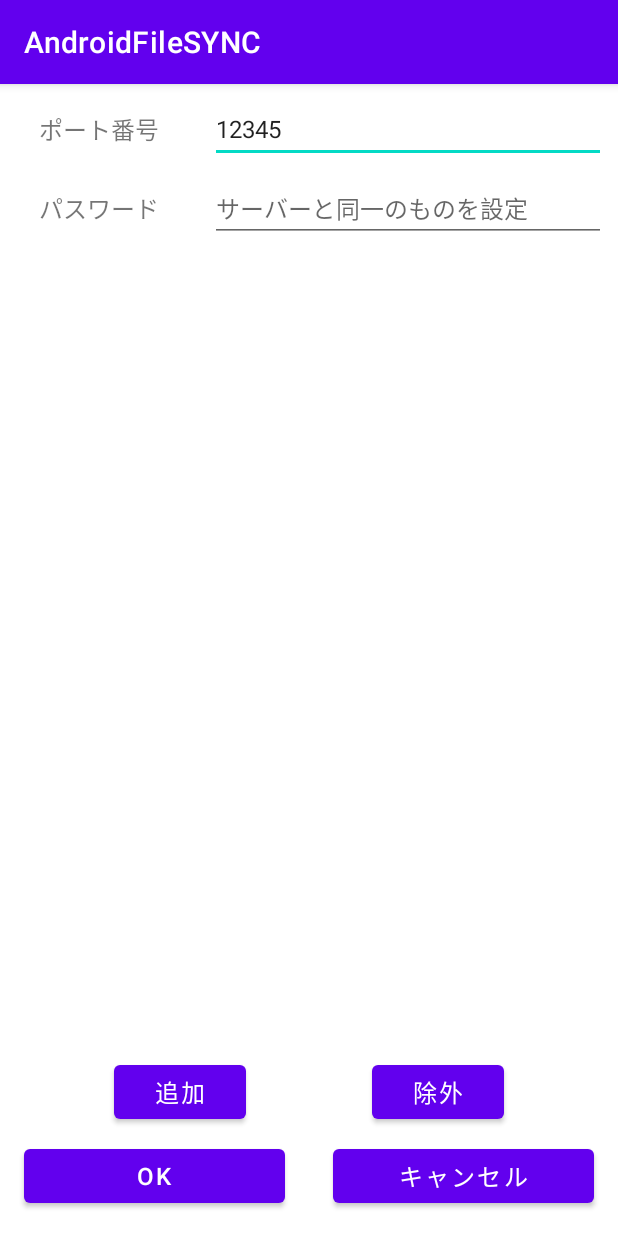
After one commit to sea314/AndroidFileSYNC, an Android app: the SettingActivity screen opened directly, with no data from a screen before it, on a phone screen of 412 x 824 dp. The commit adds this screen. Run offline under Robolectric (Android 15) with nearby library versions, the phone set to English and light mode, and no system bars.

Commit message:
設定画面を独立化

```diff
--- /dev/null
+++ b/Client/app/src/main/java/jp/ac/titech/itpro/sdl/androidfilesync/SettingActivity.java
@@ -0,0 +1,106 @@
+package jp.ac.titech.itpro.sdl.androidfilesync;
+
+import androidx.activity.result.ActivityResultLauncher;
+import androidx.activity.result.contract.ActivityResultContracts;
+import androidx.appcompat.app.AppCompatActivity;
+
+import android.app.Activity;
+import android.content.ClipData;
+import android.content.Context;
+import android.content.Intent;
+import android.net.Uri;
+import android.os.Bundle;
+import android.util.Log;
+import android.view.View;
+import android.widget.EditText;
+import android.widget.ListView;
+
+import java.util.ArrayList;
+
+public class SettingActivity extends AppCompatActivity {
+    private final static String TAG = SettingActivity.class.getSimpleName();
+    private final static String KEY_PORT = "KEY_PORT";
+    private final static String KEY_PASSWORD = "KEY_PASSWORD";
+    private EditText portEdit;
+    private EditText passwordEdit;
+    private ListView backupList;
+    private Config config = new Config();
+
+    ActivityResultLauncher<Intent> selectBackupDirectoryActivity = registerForActivityResult(new ActivityResultContracts.StartActivityForResult(),
+            result -> {
+                if (result.getResultCode() == Activity.RESULT_OK) {
+                    Intent intent = result.getData();
+                    ClipData clipData = intent.getClipData();
+                    ArrayList<Uri> uris = new ArrayList<>();
+
+                    if (clipData == null) {  // single selection
+                        uris.add(intent.getData());
+                    } else {  // multiple selection
+                        for (int i = 0; i < clipData.getItemCount(); i++) {
+                            uris.add(clipData.getItemAt(i).getUri());
+                        }
+                    }
+                }
+            });
+
+    @Override
+    protected void onCreate(Bundle savedInstanceState) {
+        super.onCreate(savedInstanceState);
+        setContentView(R.layout.activity_setting);
+        config.Load(getApplicationContext());
+
+        portEdit = findViewById(R.id.port_edit);
+        passwordEdit = findViewById(R.id.password_edit);
+        backupList = findViewById(R.id.backup_list);
+
+        if (savedInstanceState != null) {
+            portEdit.setText(savedInstanceState.getString(KEY_PORT));
+            passwordEdit.setText(savedInstanceState.getString(KEY_PASSWORD));
+        }
+        else{
+            portEdit.setText(String.valueOf(config.port));
+
+            if(config.passwordDigest.equals("")){
+                passwordEdit.setText("");
+            }
+            else{
+                passwordEdit.setText("****");
+            }
+        }
+    }
+
+    public void onClickAddBackup(View v){
+        Log.d(TAG, "onClickAddBackup in " + Thread.currentThread());
+    }
+
+    public void onClickDeleteBackup(View v){
+        Log.d(TAG, "onClickDeleteBackup in " + Thread.currentThread());
+    }
+
+    public void onClickOK(View v) {
+        Log.d(TAG, "onClickOK in " + Thread.currentThread());
+        config.port = Integer.parseInt(portEdit.getText().toString());
+
+        String password = passwordEdit.getText().toString();
+        if(!password.equals("****")){
+            config.passwordDigest = Encryption.sha256EncodeToString(password);
+        }
+        finish();
+    }
+
+    public void onClickCancel(View v) {
+        Log.d(TAG, "onClickCancel in " + Thread.currentThread());
+        finish();
+    }
+
+    protected void onSaveInstanceState(Bundle outState) {
+        super.onSaveInstanceState(outState);
+        outState.putString(KEY_PORT, portEdit.getText().toString());
+        outState.putString(KEY_PASSWORD, passwordEdit.getText().toString());
+    }
+
+    public static void startSettingActivity(Context context){
+        Intent intent = new Intent(context, SettingActivity.class);
+        context.startActivity(intent);
+    }
+}
--- /dev/null
+++ b/Client/app/src/main/res/layout/activity_setting.xml
@@ -0,0 +1,139 @@
+<?xml version="1.0" encoding="utf-8"?>
+<androidx.constraintlayout.widget.ConstraintLayout xmlns:android="http://schemas.android.com/apk/res/android"
+    xmlns:app="http://schemas.android.com/apk/res-auto"
+    xmlns:tools="http://schemas.android.com/tools"
+    android:layout_width="match_parent"
+    android:layout_height="match_parent"
+    tools:context=".SettingActivity">
+
+
+    <TextView
+        android:id="@+id/port_view"
+        android:layout_width="0dp"
+        android:layout_height="0dp"
+        android:gravity="center"
+        android:textSize="16sp"
+        app:layout_constraintHorizontal_weight="1"
+        app:layout_constraintStart_toStartOf="parent"
+        app:layout_constraintEnd_toStartOf="@+id/port_edit"
+        app:layout_constraintTop_toTopOf="@+id/port_edit"
+        app:layout_constraintBottom_toBottomOf="@+id/port_edit"
+        android:text="@string/port_view_label"
+        />
+    <EditText
+        android:id="@+id/port_edit"
+        android:layout_width="0dp"
+        android:layout_height="wrap_content"
+        android:layout_margin="8dp"
+        android:inputType="number"
+        android:hint="@string/port_edit_label"
+        android:autofillHints=""
+        android:textSize="16sp"
+        app:layout_constraintHorizontal_weight="2"
+        app:layout_constraintHorizontal_chainStyle="packed"
+        app:layout_constraintStart_toEndOf="@+id/port_view"
+        app:layout_constraintEnd_toEndOf="parent"
+        app:layout_constraintTop_toTopOf="parent"
+        />
+
+    <TextView
+        android:id="@+id/password_view"
+        android:layout_width="0dp"
+        android:layout_height="0dp"
+        android:gravity="center"
+        android:textSize="16sp"
+        app:layout_constraintHorizontal_weight="1"
+        app:layout_constraintStart_toStartOf="parent"
+        app:layout_constraintEnd_toStartOf="@+id/password_edit"
+        app:layout_constraintTop_toTopOf="@+id/password_edit"
+        app:layout_constraintBottom_toBottomOf="@+id/password_edit"
+        android:text="@string/password_view_label"
+        />
+    <EditText
+        android:id="@+id/password_edit"
+        android:layout_width="0dp"
+        android:layout_height="wrap_content"
+        android:layout_margin="8dp"
+        android:inputType="textPassword"
+        android:hint="@string/password_edit_label"
+        android:autofillHints=""
+        android:textSize="16sp"
+        app:layout_constraintHorizontal_weight="2"
+        app:layout_constraintStart_toEndOf="@+id/password_view"
+        app:layout_constraintEnd_toEndOf="parent"
+        app:layout_constraintTop_toBottomOf="@+id/port_edit"
+        />
+
+
+    <ListView
+        android:id="@+id/backup_list"
+        android:layout_width="match_parent"
+        android:layout_height="0dp"
+        app:layout_constraintStart_toStartOf="parent"
+        app:layout_constraintEnd_toEndOf="parent"
+        app:layout_constraintTop_toBottomOf="@+id/password_edit"
+        app:layout_constraintBottom_toTopOf="@+id/add_backup_button"
+        />
+
+    <Button
+        android:id="@+id/add_backup_button"
+        android:layout_width="wrap_content"
+        android:layout_height="wrap_content"
+        android:layout_margin="8dp"
+        android:layout_marginEnd="16dp"
+        android:onClick="onClickAddBackup"
+        android:text="@string/add_backup_button_label"
+        android:textSize="16sp"
+        android:visibility="visible"
+        app:layout_constraintHorizontal_weight="1"
+        app:layout_constraintStart_toStartOf="parent"
+        app:layout_constraintEnd_toStartOf="@+id/delete_backup_button"
+        app:layout_constraintBottom_toTopOf="@+id/ok_button"
+    />
+
+    <Button
+        android:id="@+id/delete_backup_button"
+        android:layout_width="wrap_content"
+        android:layout_height="wrap_content"
+        android:layout_margin="8dp"
+        android:onClick="onClickDeleteBackup"
+        android:text="@string/delete_backup_button_label"
+        android:textSize="16sp"
+        android:visibility="visible"
+        app:layout_constraintHorizontal_weight="1"
+        app:layout_constraintStart_toEndOf="@+id/add_backup_button"
+        app:layout_constraintEnd_toEndOf="parent"
+        app:layout_constraintBottom_toTopOf="@+id/cancel_button"
+    />
+
+    <Button
+        android:id="@+id/ok_button"
+        android:layout_width="0dp"
+        android:layout_height="wrap_content"
+        android:layout_margin="16dp"
+        android:onClick="onClickOK"
+        android:text="@string/ok_button_label"
+        android:textSize="16sp"
+        android:visibility="visible"
+        app:layout_constraintHorizontal_weight="1"
+        app:layout_constraintStart_toStartOf="parent"
+        app:layout_constraintEnd_toStartOf="@+id/cancel_button"
+        app:layout_constraintBottom_toBottomOf="parent"
+    />
+    <Button
+        android:id="@+id/cancel_button"
+        android:layout_width="0dp"
+        android:layout_height="wrap_content"
+        android:layout_margin="16dp"
+        android:layout_marginEnd="16dp"
+        android:onClick="onClickCancel"
+        android:text="@string/cancel_button_label"
+        android:textSize="16sp"
+        android:visibility="visible"
+        app:layout_constraintHorizontal_weight="1"
+        app:layout_constraintStart_toEndOf="@+id/ok_button"
+        app:layout_constraintEnd_toEndOf="parent"
+        app:layout_constraintBottom_toBottomOf="parent"
+    />
+
+</androidx.constraintlayout.widget.ConstraintLayout>
--- a/Client/app/src/main/res/values/strings.xml
+++ b/Client/app/src/main/res/values/strings.xml
@@ -1,9 +1,14 @@
 <resources>
     <string name="app_name">AndroidFileSYNC</string>
+    <string name="setting_button_label">設定</string>
     <string name="send_file_button_label">ファイル送信</string>
     <string name="backup_button_label">バックアップ</string>
     <string name="port_view_label">ポート番号</string>
     <string name="port_edit_label">サーバーと同一のものを設定</string>
     <string name="password_view_label">パスワード</string>
     <string name="password_edit_label">サーバーと同一のものを設定</string>
+    <string name="add_backup_button_label">追加</string>
+    <string name="delete_backup_button_label">除外</string>
+    <string name="ok_button_label">OK</string>
+    <string name="cancel_button_label">キャンセル</string>
 </resources>
```
Also changed, not shown: Client/app/src/main/AndroidManifest.xml (+4 -5 lines), Client/app/src/main/java/jp/ac/titech/itpro/sdl/androidfilesync/BackupService.java (added, +93 -0 lines), Client/app/src/main/java/jp/ac/titech/itpro/sdl/androidfilesync/ConnectServer.java (+121 -10 lines), Client/app/src/main/java/jp/ac/titech/itpro/sdl/androidfilesync/MainActivity.java (+26 -44 lines), Client/app/src/main/java/jp/ac/titech/itpro/sdl/androidfilesync/SendFileService.java (+57 -17 lines), Client/app/src/main/res/layout/activity_main.xml (+9 -54 lines), 3 other files.
